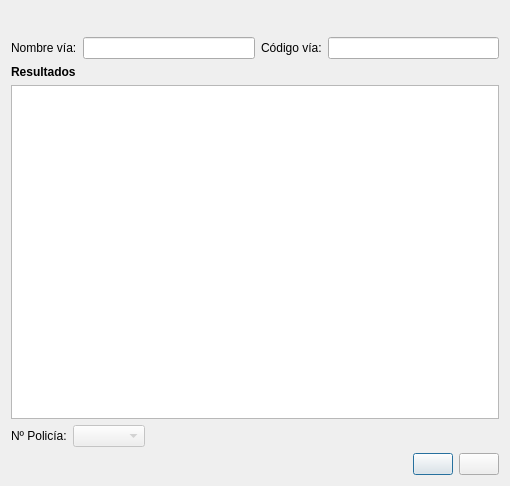
Above: scr/busqueda_calles/sig_caceres_busqueda_calles.ui from sigCaceres/buscador_sig_caceres before the change. Below: the same form after it.
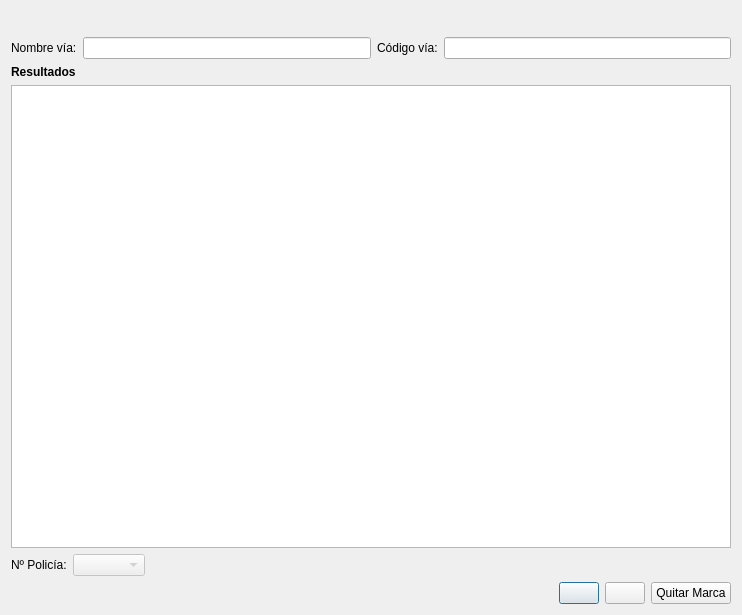
That is the form after the change. Icons and pictures are not drawn.

Patch:
```diff
--- a/scr/busqueda_calles/sig_caceres_busqueda_calles.ui
+++ b/scr/busqueda_calles/sig_caceres_busqueda_calles.ui
@@ -6,8 +6,8 @@
    <rect>
     <x>0</x>
     <y>0</y>
-    <width>510</width>
-    <height>486</height>
+    <width>740</width>
+    <height>615</height>
    </rect>
   </property>
   <property name="windowTitle">
@@ -42,7 +42,7 @@
        </property>
        <property name="sizeHint" stdset="0">
         <size>
-         <width>40</width>
+         <width>55</width>
          <height>20</height>
         </size>
        </property>
@@ -56,9 +56,6 @@
          <height>50</height>
         </size>
        </property>
-       <property name="text">
-        <string/>
-       </property>
        <property name="pixmap">
         <pixmap>../../iconos/logo-ayto.png</pixmap>
        </property>
@@ -117,7 +114,14 @@
       </widget>
      </item>
      <item>
-      <widget class="QTableWidget" name="tableWidget"/>
+      <widget class="QTableWidget" name="tableWidget">
+       <property name="minimumSize">
+        <size>
+         <width>720</width>
+         <height>415</height>
+        </size>
+       </property>
+      </widget>
      </item>
     </layout>
    </item>
@@ -150,7 +154,7 @@
        </property>
        <property name="sizeHint" stdset="0">
         <size>
-         <width>40</width>
+         <width>55</width>
          <height>20</height>
         </size>
        </property>
@@ -170,7 +174,7 @@
        </property>
        <property name="sizeHint" stdset="0">
         <size>
-         <width>40</width>
+         <width>55</width>
          <height>20</height>
         </size>
        </property>
@@ -179,10 +183,7 @@
      <item>
       <widget class="QPushButton" name="pushButton_zoom">
        <property name="toolTip">
-        <string>Zoom </string>
-       </property>
-       <property name="text">
-        <string/>
+        <string>Zoom</string>
        </property>
        <property name="icon">
         <iconset>
@@ -201,9 +202,6 @@
        <property name="toolTip">
         <string>Limpiar</string>
        </property>
-       <property name="text">
-        <string/>
-       </property>
        <property name="icon">
         <iconset>
          <normaloff>../../iconos/clean.png</normaloff>../../iconos/clean.png</iconset>
@@ -216,6 +214,26 @@
        </property>
       </widget>
      </item>
+     <item>
+      <widget class="QPushButton" name="pushButton_clear_marker">
+       <property name="toolTip">
+        <string>Quitar Marca</string>
+       </property>
+       <property name="text">
+        <string>Quitar Marca</string>
+       </property>
+       <property name="icon">
+        <iconset>
+         <normaloff>../../iconos/delete.png</normaloff>../../iconos/delete.png</iconset>
+       </property>
+       <property name="iconSize">
+        <size>
+         <width>30</width>
+         <height>30</height>
+        </size>
+       </property>
+      </widget>
+     </item>
     </layout>
    </item>
   </layout>
```
Left out of the diff: 13 changed lines with no effect on the pictures.
